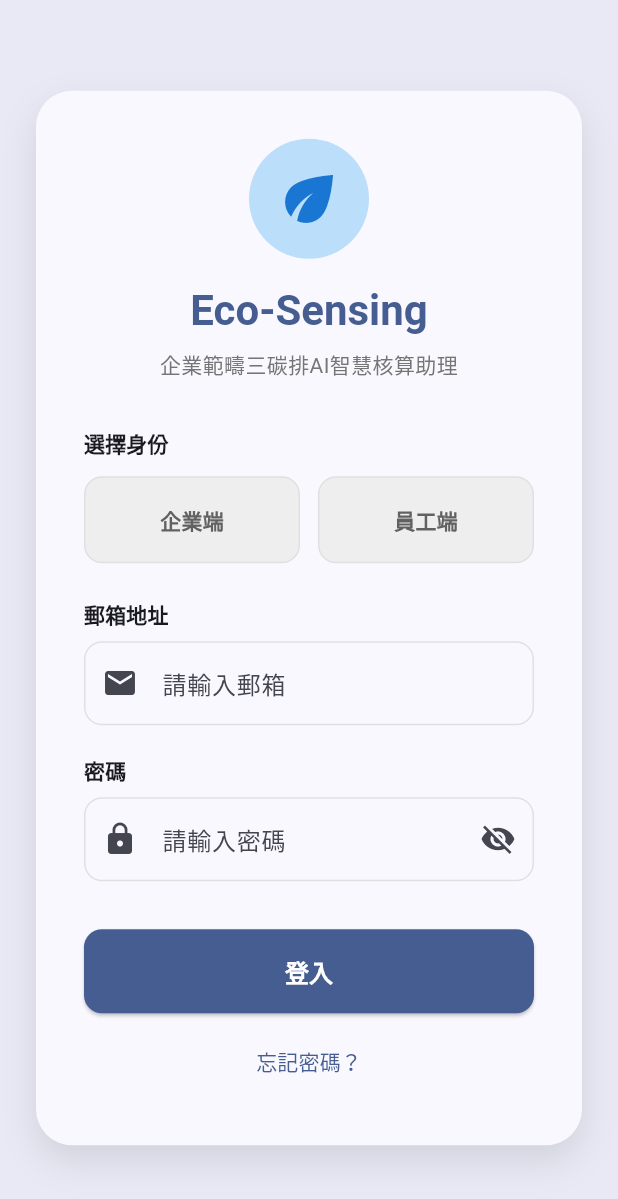
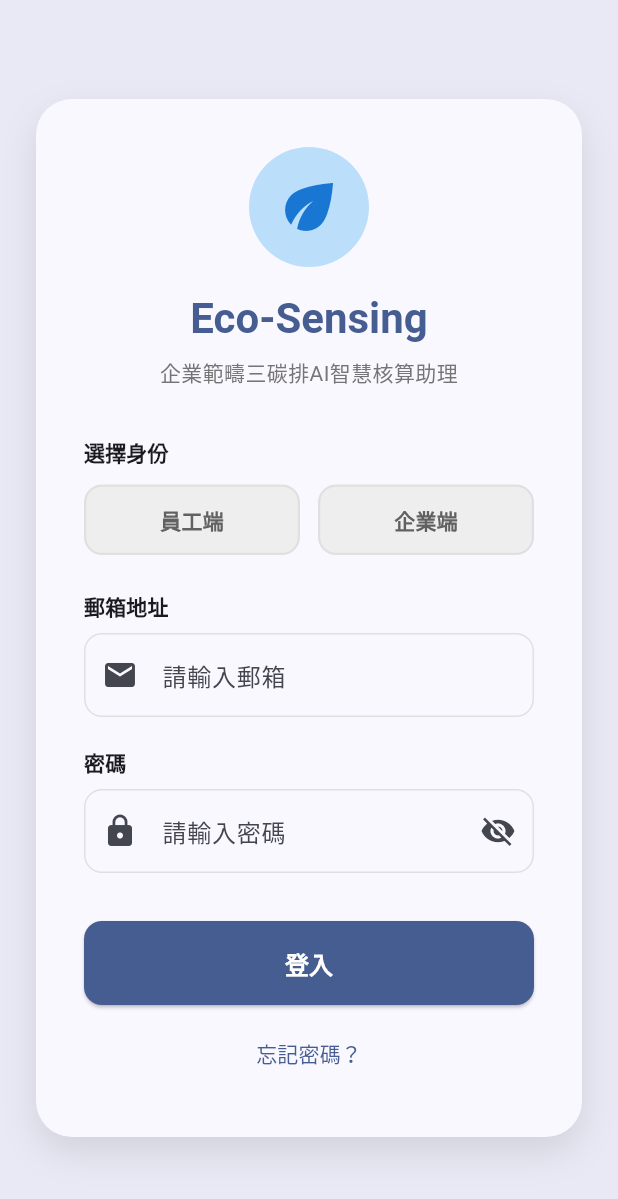
Before and after one commit to GuavaCode233/eco_sensing_app, a Flutter app: the screen it shows after launch, on a phone screen of 412 x 824 dp. Shown: the top 1199 px of the screen. Run offline on Flutter 3.47's test engine with Material 3 defaults, Android fonts, the phone set to English and light mode, and no system bars.

Commit message:
style: Minor UI changes and fixes to layout shift issue

```diff
--- a/lib/main.dart
+++ b/lib/main.dart
@@ -150,17 +150,17 @@ class _LoginPageState extends State<LoginPage> {
                         children:[
                           Expanded(
                             child: _buildRoleButton(
-                              role: '企業端',
-                              isSelected: _selectedRole == '企業端',
-                              onTap: () => setState(() => _selectedRole = '企業端'),
+                              role: '員工端',
+                              isSelected: _selectedRole == '員工端',
+                              onTap: () => setState(() => _selectedRole = '員工端'),
                             ),
                           ),
                           const SizedBox(width: 12),
                           Expanded(
                             child: _buildRoleButton(
-                              role: '員工端',
-                              isSelected: _selectedRole == '員工端',
-                              onTap: () => setState(() => _selectedRole = '員工端'),
+                              role: '企業端',
+                              isSelected: _selectedRole == '企業端',
+                              onTap: () => setState(() => _selectedRole = '企業端'),
                             ),
                           ),
                         ],
@@ -272,13 +272,13 @@ class _LoginPageState extends State<LoginPage> {
     return GestureDetector(
       onTap: onTap,
       child: Container(
-        padding: const EdgeInsets.symmetric(vertical: 18),
+        padding: const EdgeInsets.symmetric(vertical: 12),
         decoration: BoxDecoration(
           color: isSelected ? Theme.of(context).colorScheme.primary : Colors.grey.shade200,
           borderRadius: BorderRadius.circular(12),
           border: Border.all(
             color: isSelected ? Theme.of(context).colorScheme.primary : Colors.grey.shade300,
-            width: isSelected ? 2 : 1,
+            width: 1.5,
           ),
           boxShadow: isSelected
               ? [
```
